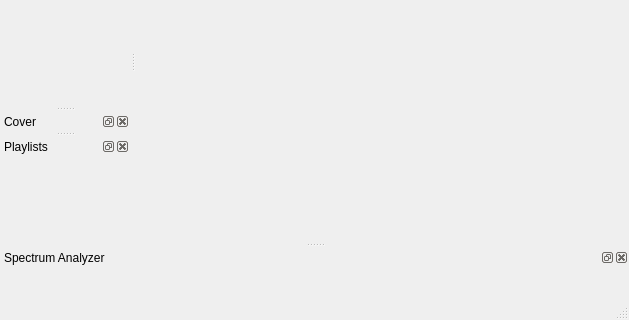
Qt form src/plugins/Ui/qsui/forms/mainwindow.ui (ksv1986/qmmp-staging) before a commit; both pictures show x 0 to 629 and y 165 to 485 of the 629 by 485 pixel window.
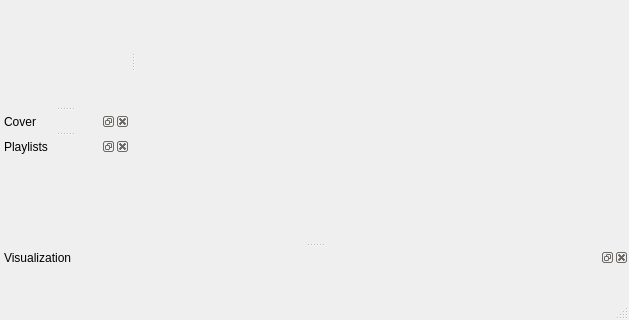
The same form after that commit. Icons and pictures are not drawn.

Commit message: qsui: renamed "spectrum analyzer" to "visualization"

```diff
--- a/src/plugins/Ui/qsui/forms/mainwindow.ui
+++ b/src/plugins/Ui/qsui/forms/mainwindow.ui
@@ -81,7 +81,7 @@
     </size>
    </property>
    <property name="windowTitle">
-    <string>Spectrum Analyzer</string>
+    <string>Visualization</string>
    </property>
    <attribute name="dockWidgetArea">
     <number>8</number>
```
